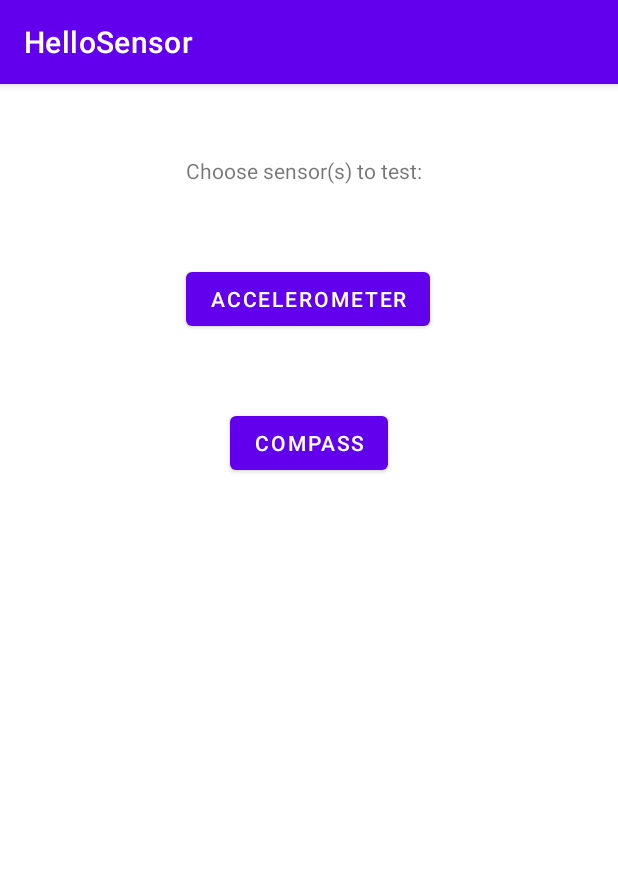
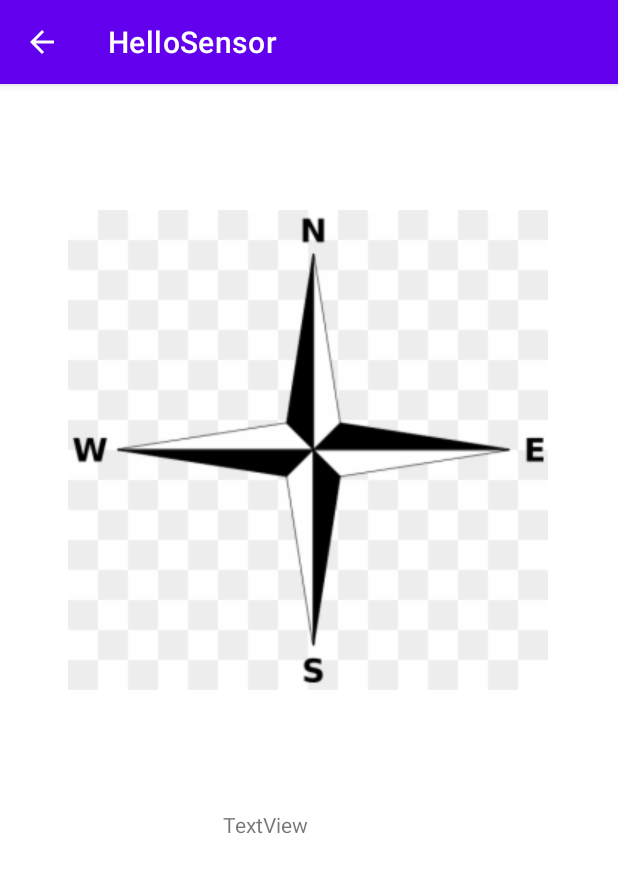
Before and after one commit to myllern/MAMN01, an Android app: the screen it shows after launch (MainActivity before the commit, DisplayCompassActivity after it), after a tap on "COMPASS", on a phone screen of 412 x 824 dp. Shown: the top 873 px of the screen. Run offline under Robolectric (Android 15) with nearby library versions, the phone set to English and light mode, and no system bars.

Commit message:
btn and compass class

```diff
--- a/app/src/main/AndroidManifest.xml
+++ b/app/src/main/AndroidManifest.xml
@@ -9,6 +9,13 @@
         android:roundIcon="@mipmap/ic_launcher_round"
         android:supportsRtl="true"
         android:theme="@style/Theme.HelloSensor">
+        <activity android:name=".DisplayCompassActivity"
+            android:parentActivityName=".MainActivity">
+            <!-- The meta-data tag is required if you support API level 15 and lower -->
+            <meta-data
+                android:name="android.support.PARENT_ACTIVITY"
+                android:value=".MainActivity" />
+        </activity>
         <activity android:name=".MainActivity">
             <intent-filter>
                 <action android:name="android.intent.action.MAIN" />
--- a/app/src/main/java/com/example/hellosensor/DisplayCompassActivity.java
+++ b/app/src/main/java/com/example/hellosensor/DisplayCompassActivity.java
@@ -1,4 +1,91 @@
 package com.example.hellosensor;
 
-public class DisplayCompassActivity {
+import androidx.appcompat.app.AppCompatActivity;
+
+import android.hardware.Sensor;
+import android.hardware.SensorEvent;
+import android.hardware.SensorEventListener;
+import android.hardware.SensorManager;
+import android.os.Bundle;
+import android.widget.ImageView;
+import android.widget.TextView;
+
+public class DisplayCompassActivity extends AppCompatActivity {
+    private ImageView image_compass;
+    private SensorManager sensorManager;
+    private Sensor sensorAccelerometer;
+    private Sensor sensorMagneticField;
+    private TextView textView;
+
+    private float[] floatGravity = new float[3];
+    private float[] floatGeoMagnetic = new float[3];
+    private float[] floatOrientation = new float[3];
+    private float[] floatRotationMatrix = new float[9];
+
+    @Override
+    protected void onCreate(Bundle savedInstanceState) {
+        super.onCreate(savedInstanceState);
+        setContentView(R.layout.activity_display_compass);
+        image_compass = findViewById(R.id.compass_image);
+       // textView = findViewById(R.id.text_compass);
+
+
+        //create the sensor manager
+        sensorManager = (SensorManager) getSystemService(SENSOR_SERVICE);
+
+
+        // create sensors
+        sensorAccelerometer = sensorManager.getDefaultSensor(Sensor.TYPE_ACCELEROMETER);
+        sensorMagneticField = sensorManager.getDefaultSensor(Sensor.TYPE_MAGNETIC_FIELD);
+
+        // create sense SensorEventListener
+        SensorEventListener sensorEventListenerAccelerometer = new SensorEventListener() {
+            @Override
+            public void onSensorChanged(SensorEvent event) {
+
+                floatGravity =  event.values;
+
+                SensorManager.getRotationMatrix(floatRotationMatrix, null, floatGravity,floatGeoMagnetic);
+                SensorManager.getOrientation(floatRotationMatrix,floatOrientation);
+
+                image_compass.setRotation((float)(-floatOrientation[0]*180/3.14159));
+                // textView.setText((int)(-floatOrientation[0]*180/3.14159));
+            }
+
+            @Override
+            public void onAccuracyChanged(Sensor sensor, int accuracy) {
+
+            }
+        };
+
+        SensorEventListener sensorEventListenerMagneticField = new SensorEventListener() {
+            @Override
+            public void onSensorChanged(SensorEvent event) {
+
+                floatGeoMagnetic = event.values;
+                SensorManager.getRotationMatrix(floatRotationMatrix, null, floatGravity,floatGeoMagnetic);
+                SensorManager.getOrientation(floatRotationMatrix,floatOrientation);
+            }
+
+            @Override
+            public void onAccuracyChanged(Sensor sensor, int accuracy) {
+
+            }
+        };
+
+
+
+
+
+
+
+
+        sensorManager.registerListener(sensorEventListenerAccelerometer,sensorAccelerometer,SensorManager.SENSOR_DELAY_NORMAL);
+        sensorManager.registerListener(sensorEventListenerMagneticField,sensorMagneticField,SensorManager.SENSOR_DELAY_NORMAL);
+
+
+    }
+
+
+
 }
--- a/app/src/main/java/com/example/hellosensor/MainActivity.java
+++ b/app/src/main/java/com/example/hellosensor/MainActivity.java
@@ -14,15 +14,12 @@ public class MainActivity extends AppCompatActivity {
         super.onCreate(savedInstanceState);
         setContentView(R.layout.activity_main);
     }
-    public void openCompass(View view){
-        // When btn is press..
+
+    public void openCompass(View view) {
+
         Intent intent = new Intent(this, DisplayCompassActivity.class);
         startActivity(intent);
-
-
+    }
 
 
     }
-
-
-}
--- /dev/null
+++ b/app/src/main/res/layout/activity_display_compass.xml
@@ -0,0 +1,30 @@
+<?xml version="1.0" encoding="utf-8"?>
+<androidx.constraintlayout.widget.ConstraintLayout xmlns:android="http://schemas.android.com/apk/res/android"
+    xmlns:app="http://schemas.android.com/apk/res-auto"
+    xmlns:tools="http://schemas.android.com/tools"
+    android:layout_width="match_parent"
+    android:layout_height="match_parent"
+    tools:context=".DisplayCompassActivity">
+
+    <ImageView
+        android:id="@+id/compass_image"
+        android:layout_width="wrap_content"
+        android:layout_height="wrap_content"
+        android:layout_marginTop="84dp"
+        android:contentDescription="@string/compass_image"
+        app:layout_constraintEnd_toEndOf="parent"
+        app:layout_constraintHorizontal_bias="0.494"
+        app:layout_constraintStart_toStartOf="parent"
+        app:layout_constraintTop_toTopOf="parent"
+        app:srcCompat="@drawable/compass" />
+
+    <TextView
+        android:id="@+id/textView3"
+        android:layout_width="115dp"
+        android:layout_height="95dp"
+        android:layout_marginTop="80dp"
+        android:text="TextView"
+        app:layout_constraintEnd_toEndOf="parent"
+        app:layout_constraintStart_toStartOf="parent"
+        app:layout_constraintTop_toBottomOf="@+id/compass_image" />
+</androidx.constraintlayout.widget.ConstraintLayout>
--- a/app/src/main/res/layout/activity_main.xml
+++ b/app/src/main/res/layout/activity_main.xml
@@ -17,7 +17,7 @@
         android:layout_marginRight="124dp"
         android:text="@string/func_text"
         app:layout_constraintEnd_toEndOf="parent"
-        app:layout_constraintHorizontal_bias="0.0"
+        app:layout_constraintHorizontal_bias="0.488"
         app:layout_constraintStart_toStartOf="parent"
         app:layout_constraintTop_toTopOf="parent" />
 
@@ -25,22 +25,14 @@
         android:id="@+id/compass_btn"
         android:layout_width="wrap_content"
         android:layout_height="wrap_content"
-        android:layout_marginTop="40dp"
-        android:text="@string/accelerometer_btn"
-        app:layout_constraintEnd_toEndOf="parent"
-        app:layout_constraintHorizontal_bias="0.498"
-        app:layout_constraintStart_toStartOf="parent"
-        app:layout_constraintTop_toBottomOf="@+id/textView" />
-
-    <Button
-        android:id="@+id/accelerometer_btn"
-        android:layout_width="wrap_content"
-        android:layout_height="wrap_content"
-        android:layout_marginTop="48dp"
+        android:layout_marginTop="109dp"
+        android:layout_marginBottom="468dp"
         android:onClick="openCompass"
         android:text="@string/compass_btn"
+        app:layout_constraintBottom_toBottomOf="parent"
         app:layout_constraintEnd_toEndOf="parent"
         app:layout_constraintStart_toStartOf="parent"
-        app:layout_constraintTop_toBottomOf="@+id/compass_btn" />
+        app:layout_constraintTop_toBottomOf="@+id/textView"
+        app:layout_constraintVertical_bias="1.0" />
 
 </androidx.constraintlayout.widget.ConstraintLayout>
--- a/app/src/main/res/values/strings.xml
+++ b/app/src/main/res/values/strings.xml
@@ -3,4 +3,7 @@
     <string name="func_text">Choose sensor(s) to test:</string>
     <string name="accelerometer_btn">Accelerometer</string>
     <string name="compass_btn">Compass</string>
+    <string name="compass_text">Compass text here</string>/>
+    <string name="compass_image">Compass_Image</string>/>
+
 </resources>
```
